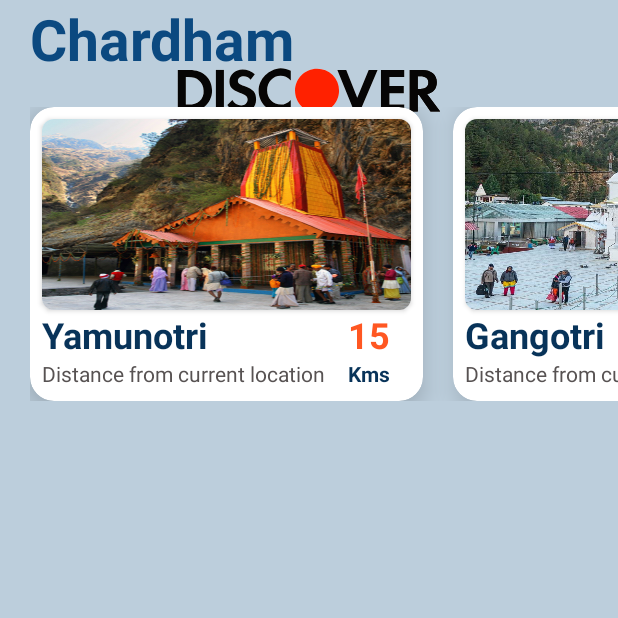
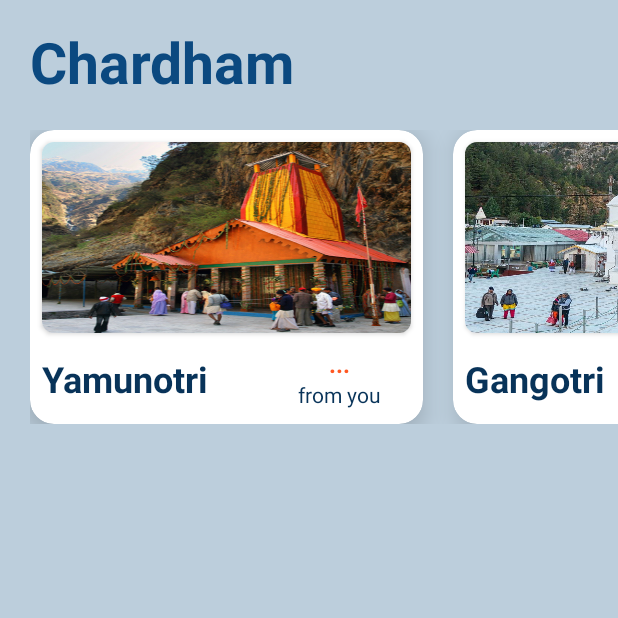
Before and after one commit to dishant1602/SIH, an Android app: the screen it shows after launch (HomePage), on a phone screen of 412 x 824 dp, the top half of it. Run offline under Robolectric (Android 15) with nearby library versions, the phone set to English and light mode, and no system bars; Roboto replaces fonts that are not available here; 1 statement that could not run was skipped.

Commit message:
Fifth commit

```diff
--- a/app/build.gradle
+++ b/app/build.gradle
@@ -36,4 +36,5 @@ dependencies {
     androidTestImplementation 'androidx.test.ext:junit:1.1.3'
     androidTestImplementation 'androidx.test.espresso:espresso-core:3.4.0'
     implementation 'com.airbnb.android:lottie:3.6.0'
+    implementation 'com.google.android.gms:play-services-location:17.0.0'
 }
--- a/app/src/main/AndroidManifest.xml
+++ b/app/src/main/AndroidManifest.xml
@@ -1,6 +1,9 @@
 <?xml version="1.0" encoding="utf-8"?>
 <manifest xmlns:android="http://schemas.android.com/apk/res/android"
     package="com.example.sih">
+    <uses-permission android:name="android.permission.ACCESS_FINE_LOCATION"/>
+    <uses-permission android:name="android.permission.ACCESS_COARSE_LOCATION"/>
+    <uses-permission android:name="android.permission.INTERNET"/>
 
     <application
         android:allowBackup="true"
--- a/app/src/main/res/layout/activity_home_page.xml
+++ b/app/src/main/res/layout/activity_home_page.xml
@@ -7,24 +7,14 @@
     android:background="#460B4F80"
     tools:context=".HomePage">
 
-    <LinearLayout
-        android:layout_width="match_parent"
-        android:layout_height="wrap_content"
-        android:orientation="vertical"
-        tools:ignore="MissingConstraints">
-
-        <com.airbnb.lottie.LottieAnimationView
-            android:layout_width="wrap_content"
-            android:layout_height="120dp"
-            android:foregroundGravity="top"
-            app:lottie_autoPlay="true"
-            app:lottie_loop="true"
-            app:lottie_rawRes="@raw/discovery" />
-    </LinearLayout>
-
     <ScrollView
         android:layout_width="match_parent"
-        android:layout_height="match_parent">
+        android:layout_height="match_parent"
+        android:layout_marginTop="15dp"
+        app:layout_constraintBottom_toBottomOf="parent"
+        app:layout_constraintEnd_toEndOf="parent"
+        app:layout_constraintStart_toStartOf="parent"
+        app:layout_constraintTop_toTopOf="parent">
 
         <LinearLayout
             android:layout_width="match_parent"
@@ -86,51 +76,47 @@
                             <LinearLayout
                                 android:layout_width="match_parent"
                                 android:layout_height="match_parent"
+                                android:layout_marginLeft="8dp"
+                                android:layout_marginRight="8dp"
                                 android:orientation="horizontal">
 
-                                <LinearLayout
+                                <TextView
                                     android:layout_width="wrap_content"
-                                    android:layout_height="match_parent"
-                                    android:layout_marginLeft="8dp"
-                                    android:orientation="vertical">
-
-                                    <TextView
-                                        android:layout_width="match_parent"
                                     android:layout_height="wrap_content"
+                                    android:layout_gravity="center_vertical"
+                                    android:layout_weight="1"
                                     android:text="Yamunotri"
                                     android:textColor="#083359"
                                     android:textSize="24sp"
                                     android:textStyle="bold" />
 
-                                    <TextView
-                                        android:layout_width="match_parent"
-                                        android:layout_height="wrap_content"
-                                        android:text="Distance from current location"
-                                        android:textColor="#575252"
-                                        android:textSize="14sp" />
-                                </LinearLayout>
-
                                 <LinearLayout
                                     android:layout_width="wrap_content"
-                                    android:layout_height="match_parent"
-                                    android:layout_marginLeft="15dp"
+                                    android:layout_height="wrap_content"
+                                    android:layout_gravity="center_vertical"
+                                    android:layout_weight="1"
                                     android:orientation="vertical">
 
                                     <TextView
-                                        android:layout_width="match_parent"
+                                        android:id="@+id/yamdist"
+                                        android:layout_width="wrap_content"
                                         android:layout_height="wrap_content"
-                                        android:text="15"
+                                        android:layout_gravity="center_horizontal|center_vertical"
+                                        android:layout_weight="1"
+                                        android:text="..."
                                         android:textColor="#FF5722"
-                                        android:textSize="24sp"
+                                        android:textSize="16sp"
                                         android:textStyle="bold" />
 
                                     <TextView
-                                        android:layout_width="match_parent"
+                                        android:layout_width="wrap_content"
                                         android:layout_height="wrap_content"
-                                        android:text="Kms"
-                                        android:textColor="#083359"
-                                        android:textStyle="bold" />
+                                        android:layout_gravity="center_horizontal|center_vertical"
+                                        android:layout_weight="1"
+                                        android:text="from you"
+                                        android:textColor="#083359" />
                                 </LinearLayout>
+
                             </LinearLayout>
                         </LinearLayout>
 
@@ -169,51 +155,45 @@
                             <LinearLayout
                                 android:layout_width="match_parent"
                                 android:layout_height="match_parent"
+                                android:layout_marginLeft="8dp"
+                                android:layout_marginRight="8dp"
                                 android:orientation="horizontal">
 
-                                <LinearLayout
+                                <TextView
                                     android:layout_width="wrap_content"
-                                    android:layout_height="match_parent"
-                                    android:layout_marginLeft="8dp"
-                                    android:orientation="vertical">
-
-                                    <TextView
-                                        android:layout_width="match_parent"
                                     android:layout_height="wrap_content"
+                                    android:layout_gravity="center_vertical"
+                                    android:layout_weight="1"
                                     android:text="Gangotri"
                                     android:textColor="#083359"
                                     android:textSize="24sp"
                                     android:textStyle="bold" />
 
-                                    <TextView
-                                        android:layout_width="match_parent"
-                                        android:layout_height="wrap_content"
-                                        android:text="Distance from current location"
-                                        android:textColor="#575252"
-                                        android:textSize="14sp" />
-                                </LinearLayout>
-
                                 <LinearLayout
                                     android:layout_width="wrap_content"
-                                    android:layout_height="match_parent"
-                                    android:layout_marginLeft="15dp"
+                                    android:layout_height="wrap_content"
+                                    android:layout_gravity="center_vertical"
+                                    android:layout_weight="1"
                                     android:orientation="vertical">
 
                                     <TextView
-                                        android:layout_width="match_parent"
+                                        android:id="@+id/gangdist"
+                                        android:layout_width="wrap_content"
                                         android:layout_height="wrap_content"
-                                        android:text="15"
+                                        android:layout_gravity="center_horizontal"
+                                        android:text="..."
                                         android:textColor="#FF5722"
-                                        android:textSize="24sp"
+                                        android:textSize="16sp"
                                         android:textStyle="bold" />
 
                                     <TextView
-                                        android:layout_width="match_parent"
+                                        android:layout_width="wrap_content"
                                         android:layout_height="wrap_content"
-                                        android:text="Kms"
-                                        android:textColor="#083359"
-                                        android:textStyle="bold" />
+                                        android:layout_gravity="center_horizontal"
+                                        android:text="from you"
+                                        android:textColor="#083359" />
                                 </LinearLayout>
+
                             </LinearLayout>
                         </LinearLayout>
 
@@ -231,7 +211,8 @@
 
                         <LinearLayout
                             android:layout_width="match_parent"
-                                android:layout_height="match_parent">
+                            android:layout_height="match_parent"
+                            android:orientation="vertical">
 
                             <androidx.cardview.widget.CardView
                                 android:layout_width="246dp"
@@ -247,74 +228,56 @@
                                     app:srcCompat="@drawable/kedarnath" />
 
                             </androidx.cardview.widget.CardView>
+
                             <LinearLayout
                                 android:layout_width="match_parent"
                                 android:layout_height="match_parent"
                                 android:orientation="vertical">
 
-                                <androidx.cardview.widget.CardView
-                                    android:layout_width="246dp"
-                                    android:layout_height="127dp"
-                                    android:layout_marginLeft="8dp"
-                                    android:layout_marginTop="8dp"
-                                    app:cardCornerRadius="8dp">
-
-                                    <ImageView
-                                        android:layout_width="match_parent"
-                                        android:layout_height="match_parent"
-                                        android:scaleType="fitXY"
-                                        app:srcCompat="@drawable/yamunotri" />
-
-                                </androidx.cardview.widget.CardView>
-
                                 <LinearLayout
                                     android:layout_width="match_parent"
                                     android:layout_height="match_parent"
-                                    android:orientation="horizontal">
-
-                                    <LinearLayout
-                                        android:layout_width="wrap_content"
-                                        android:layout_height="match_parent"
                                     android:layout_marginLeft="8dp"
-                                        android:orientation="vertical">
+                                    android:layout_marginRight="8dp"
+                                    android:orientation="horizontal" >
 
                                     <TextView
-                                            android:layout_width="match_parent"
+                                        android:layout_width="wrap_content"
                                         android:layout_height="wrap_content"
+                                        android:layout_gravity="center_vertical"
+                                        android:layout_weight="1"
                                         android:text="Kedarnath"
                                         android:textColor="#083359"
                                         android:textSize="24sp"
                                         android:textStyle="bold" />
 
-                                        <TextView
-                                            android:layout_width="match_parent"
-                                            android:layout_height="wrap_content"
-                                            android:text="Distance from current location"
-                                            android:textColor="#575252"
-                                            android:textSize="14sp" />
-                                    </LinearLayout>
-
                                     <LinearLayout
                                         android:layout_width="wrap_content"
-                                        android:layout_height="match_parent"
-                                        android:layout_marginLeft="15dp"
+                                        android:layout_height="wrap_content"
+                                        android:layout_gravity="center_vertical"
+                                        android:layout_weight="1"
                                         android:orientation="vertical">
 
                                         <TextView
-                                            android:layout_width="match_parent"
+                                            android:id="@+id/kedardist"
+                                            android:layout_width="wrap_content"
                                             android:layout_height="wrap_content"
-                                            android:text="15"
+                                            android:layout_gravity="center_horizontal"
+                                            android:layout_weight="1"
+                                            android:text="..."
                                             android:textColor="#FF5722"
-                                            android:textSize="24sp"
+                                            android:textSize="16sp"
                                             android:textStyle="bold" />
 
                                         <TextView
-                                            android:layout_width="match_parent"
+                                            android:layout_width="wrap_content"
                                             android:layout_height="wrap_content"
-                                            android:text="Kms"
-                                            android:textColor="#083359"
-                                            android:textStyle="bold" />
+                                            android:layout_gravity="center_horizontal"
+                                            android:layout_weight="1"
+                                            android:text="from you"
+                                            android:textColor="#083359" />
                                     </LinearLayout>
+
                                 </LinearLayout>
                             </LinearLayout>
                         </LinearLayout>
@@ -333,7 +296,8 @@
 
                         <LinearLayout
                             android:layout_width="match_parent"
-                                android:layout_height="match_parent">
+                            android:layout_height="match_parent"
+                            android:orientation="vertical">
 
                             <androidx.cardview.widget.CardView
                                 android:layout_width="246dp"
@@ -353,71 +317,42 @@
                             <LinearLayout
                                 android:layout_width="match_parent"
                                 android:layout_height="match_parent"
-                                android:orientation="vertical">
-
-                                <androidx.cardview.widget.CardView
-                                    android:layout_width="246dp"
-                                    android:layout_height="127dp"
                                 android:layout_marginLeft="8dp"
-                                    android:layout_marginTop="8dp"
-                                    app:cardCornerRadius="8dp">
-
-                                    <ImageView
-                                        android:layout_width="match_parent"
-                                        android:layout_height="match_parent"
-                                        android:scaleType="fitXY"
-                                        app:srcCompat="@drawable/yamunotri" />
-
-                                </androidx.cardview.widget.CardView>
-
-                                <LinearLayout
-                                    android:layout_width="match_parent"
-                                    android:layout_height="match_parent"
-                                    android:orientation="horizontal">
-
-                                    <LinearLayout
-                                        android:layout_width="wrap_content"
-                                        android:layout_height="match_parent"
-                                        android:layout_marginLeft="8dp"
-                                        android:orientation="vertical">
+                                android:layout_marginRight="8dp">
 
                                 <TextView
-                                            android:layout_width="match_parent"
+                                    android:layout_width="wrap_content"
                                     android:layout_height="wrap_content"
+                                    android:layout_gravity="center_vertical"
+                                    android:layout_weight="1"
                                     android:text="Badrinath"
                                     android:textColor="#083359"
                                     android:textSize="24sp"
                                     android:textStyle="bold" />
 
-                                        <TextView
-                                            android:layout_width="match_parent"
-                                            android:layout_height="wrap_content"
-                                            android:text="Distance from current location"
-                                            android:textColor="#575252"
-                                            android:textSize="14sp" />
-                                    </LinearLayout>
-
                                 <LinearLayout
                                     android:layout_width="wrap_content"
-                                        android:layout_height="match_parent"
-                                        android:layout_marginLeft="15dp"
+                                    android:layout_height="wrap_content"
+                                    android:layout_gravity="center_vertical"
+                                    android:layout_weight="1"
                                     android:orientation="vertical">
 
                                     <TextView
-                                            android:layout_width="match_parent"
+                                        android:id="@+id/badridist"
+                                        android:layout_width="wrap_content"
                                         android:layout_height="wrap_content"
-                                            android:text="15"
+                                        android:layout_gravity="center_horizontal"
+                                        android:text="..."
                                         android:textColor="#FF5722"
-                                            android:textSize="24sp"
+                                        android:textSize="16sp"
                                         android:textStyle="bold" />
 
                                     <TextView
-                                            android:layout_width="match_parent"
+                                        android:layout_width="wrap_content"
                                         android:layout_height="wrap_content"
-                                            android:text="Kms"
-                                            android:textColor="#083359"
-                                            android:textStyle="bold" />
-                                    </LinearLayout>
+                                        android:layout_gravity="center_horizontal"
+                                        android:text="from you"
+                                        android:textColor="#083359" />
                                 </LinearLayout>
                             </LinearLayout>
                         </LinearLayout>
```
Also changed, not shown: app/src/main/java/com/example/sih/HomePage.java (+78 -80 lines). Lines whose indentation alone changed are shown as unchanged.
